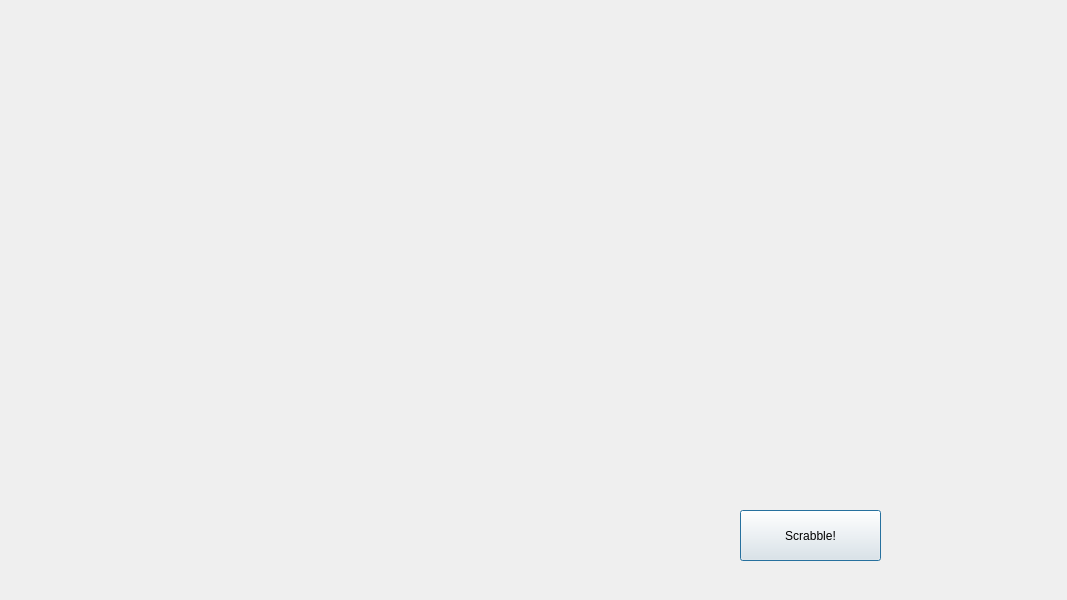
The window that ClientProject/gui/ScrabbleWindow.ui (ErickCR12/Scrabble) describes before a commit, drawn with Qt 5.
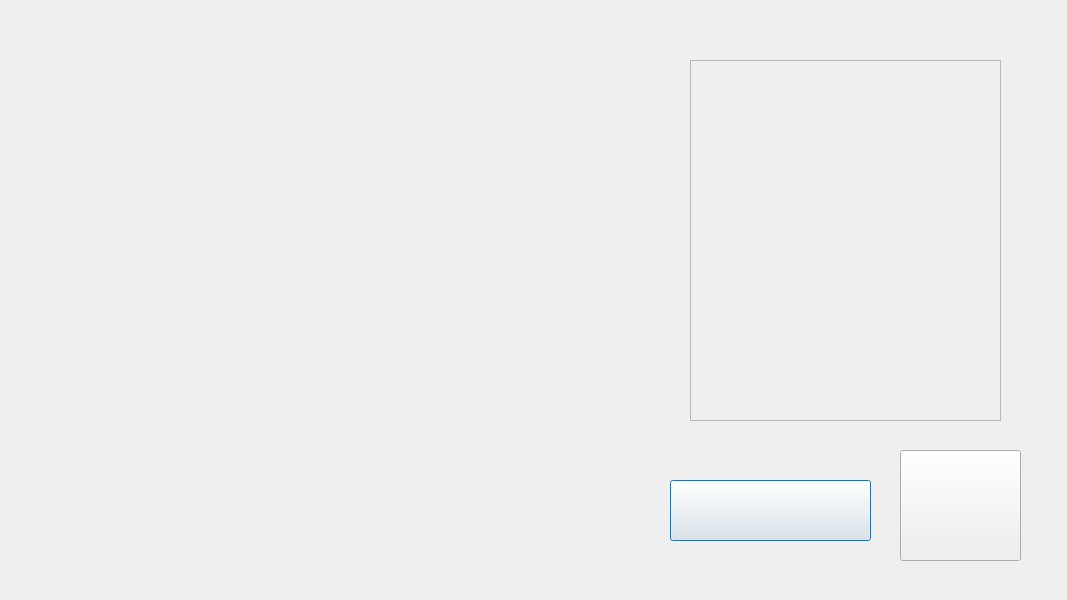
The same window after the commit.

What changed in the file:
```diff
--- a/ClientProject/gui/ScrabbleWindow.ui
+++ b/ClientProject/gui/ScrabbleWindow.ui
@@ -62,14 +62,43 @@
   <widget class="QPushButton" name="scrabbleButton">
    <property name="geometry">
     <rect>
-     <x>740</x>
-     <y>510</y>
-     <width>141</width>
-     <height>51</height>
+     <x>670</x>
+     <y>480</y>
+     <width>201</width>
+     <height>61</height>
     </rect>
    </property>
    <property name="text">
-    <string>Scrabble!</string>
+    <string/>
+   </property>
+  </widget>
+  <widget class="QPushButton" name="passButton">
+   <property name="geometry">
+    <rect>
+     <x>900</x>
+     <y>450</y>
+     <width>121</width>
+     <height>111</height>
+    </rect>
+   </property>
+   <property name="text">
+    <string/>
+   </property>
+  </widget>
+  <widget class="QFrame" name="scoresFrame">
+   <property name="geometry">
+    <rect>
+     <x>690</x>
+     <y>60</y>
+     <width>311</width>
+     <height>361</height>
+    </rect>
+   </property>
+   <property name="frameShape">
+    <enum>QFrame::StyledPanel</enum>
+   </property>
+   <property name="frameShadow">
+    <enum>QFrame::Raised</enum>
    </property>
   </widget>
  </widget>
```
